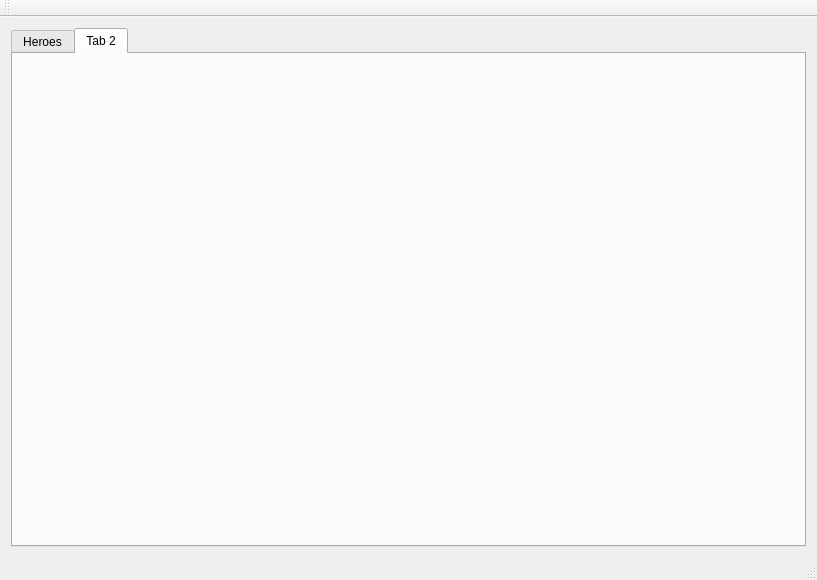
This is mainwindow.ui in Evgeniykull/MyGame as Qt 5 draws it before an edit. The edited form follows.
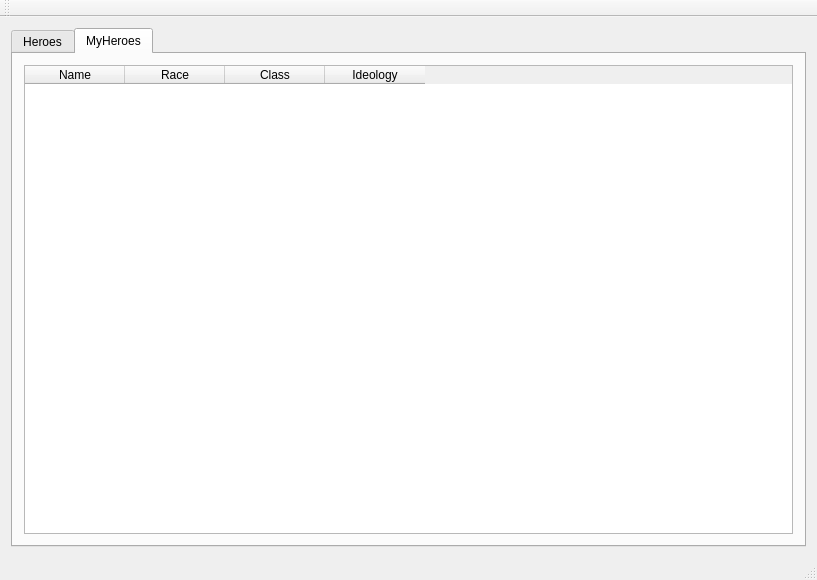
This is the edited form. The open tabs and pages were chosen to show the change.

```diff
--- a/mainwindow.ui
+++ b/mainwindow.ui
@@ -75,8 +75,34 @@
       </widget>
       <widget class="QWidget" name="tab_2">
        <attribute name="title">
-        <string>Tab 2</string>
+        <string>MyHeroes</string>
        </attribute>
+       <layout class="QGridLayout" name="gridLayout_3">
+        <item row="0" column="0">
+         <widget class="QTableWidget" name="tableWidget_2">
+          <column>
+           <property name="text">
+            <string>Name</string>
+           </property>
+          </column>
+          <column>
+           <property name="text">
+            <string>Race</string>
+           </property>
+          </column>
+          <column>
+           <property name="text">
+            <string>Class</string>
+           </property>
+          </column>
+          <column>
+           <property name="text">
+            <string>Ideology</string>
+           </property>
+          </column>
+         </widget>
+        </item>
+       </layout>
       </widget>
      </widget>
     </item>
```
Left out of the diff: 13 changed lines with no effect on the pictures.
